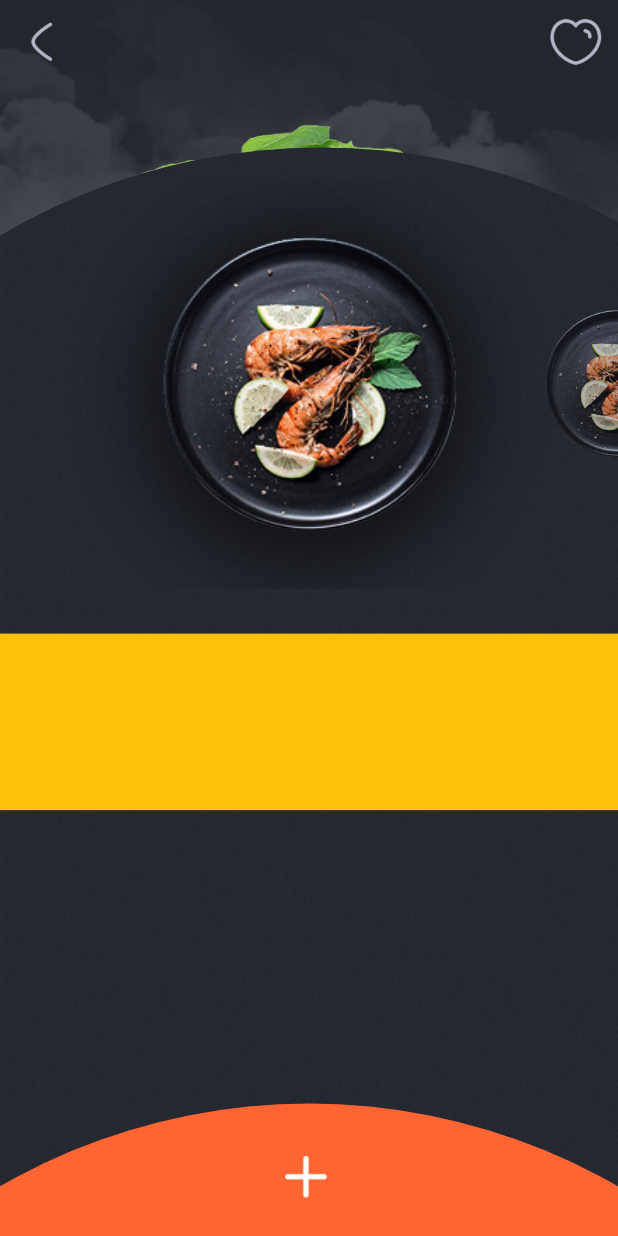
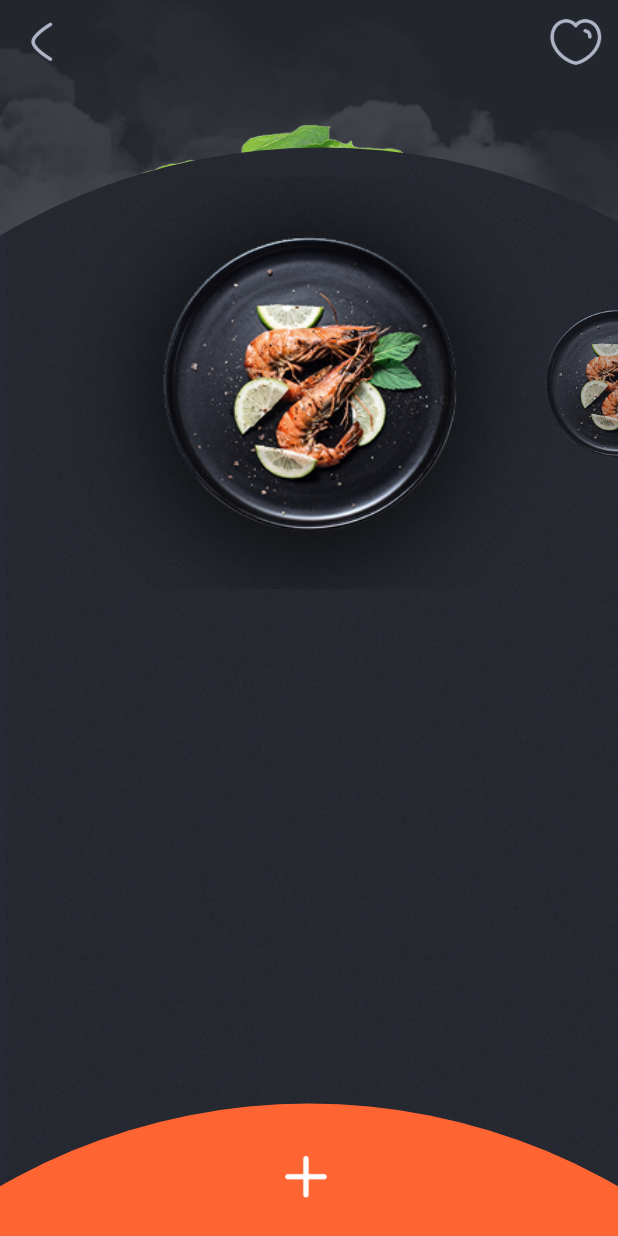
Before and after one commit to vaishnavi185/foodFreaks, a Flutter app: the screen it shows after launch, on a phone screen of 412 x 824 dp. Run offline on Flutter 3.47's test engine with Material 3 defaults, Android fonts, the phone set to English and light mode, and no system bars; our stand-ins replace font_awesome_flutter.

Commit message:
getire detection start

```diff
--- a/project_name/lib/Recipe_page/content.dart
+++ b/project_name/lib/Recipe_page/content.dart
@@ -1,4 +1,5 @@
 import 'package:flutter/material.dart';
+import 'package:project_name/Recipe_page/Info.dart';
 import 'package:project_name/Recipe_page/food_ImageAnimatio.dart';
 
 class Content extends StatelessWidget {
@@ -9,8 +10,12 @@ class Content extends StatelessWidget {
     final Width = MediaQuery.of(context).size.width;
     return Scaffold(
       backgroundColor: Colors.transparent,
-      body: CarouselFromJson()
+      body: Stack(
+        children: [
+          CarouselFromJson(),
 
+        ],
+      ),
     );
   }
 }
--- a/project_name/lib/Recipe_page/food_ImageAnimatio.dart
+++ b/project_name/lib/Recipe_page/food_ImageAnimatio.dart
@@ -84,7 +84,10 @@ class _CarouselFromJsonState extends State<CarouselFromJson> {
 
                           final imagePath = _items[index]['MainImage'];
 
-                          return Transform.scale(
+                          return GestureDetector( onTap: () =>
+
+                            print('Image tapped: $imagePath'),
+                            child: Transform.scale(
                               scale: scale,
                               child: Opacity(
                                 opacity: opacity,
@@ -107,17 +110,13 @@ class _CarouselFromJsonState extends State<CarouselFromJson> {
                                   ),
                                 ),
                               ),
+                            ),
                           );
                         },
                       ),
                     ),
                   ),
-                  Container(
-                    margin: const EdgeInsets.symmetric(vertical: 30),
-                    color: Colors.amber,
-                    height: screenWidth / 3.5,
-                    width: screenWidth,
-                  ),
+
                 ],
               ),
     );
--- a/project_name/pubspec.yaml
+++ b/project_name/pubspec.yaml
@@ -63,7 +63,6 @@ flutter:
   assets:
     - assets/
     - assets/Iconly/Curved/
-
   #   - images/a_dot_burr.jpeg
   #   - images/a_dot_ham.jpeg
 
```
Also changed, not shown: project_name/lib/Recipe_page/Info.dart (added, +35 -0 lines). Lines whose indentation alone changed are shown as unchanged.
